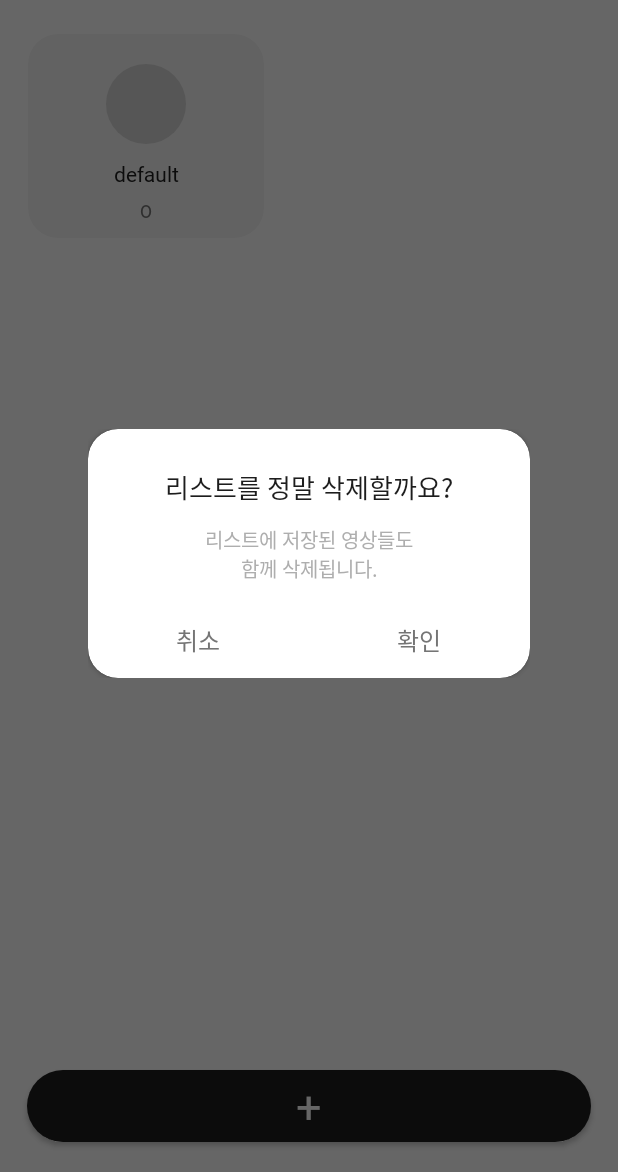
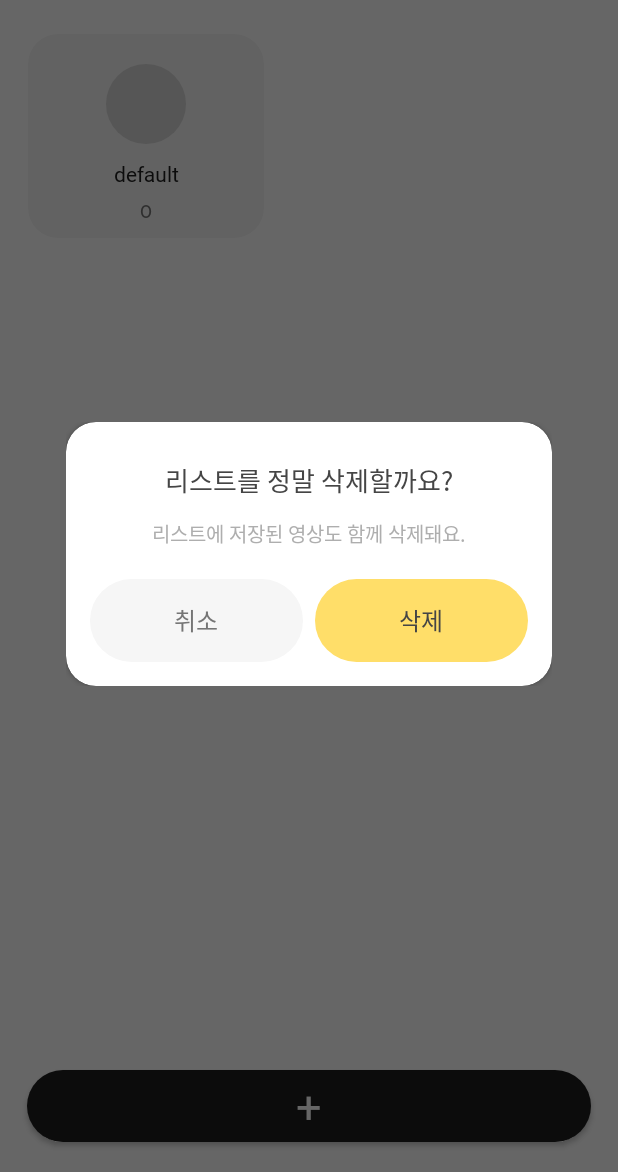
Before and after one commit to Forkie-Player/Forkie-Player-Android, an Android app: the fragment FragmentPlaylistDeleteDialog placed in its activity, on a phone screen of 412 x 824 dp, the part 64-1236 px from its top. Run offline under Robolectric (Android 15) with nearby library versions, the phone set to English and light mode, and no system bars.

Commit message:
[FIX] Change delete dialog style

```diff
--- a/app/src/main/res/drawable/solid_button_dialog_selector.xml
+++ /dev/null
@@ -1,25 +0,0 @@
-<?xml version="1.0" encoding="utf-8"?>
-<selector xmlns:android="http://schemas.android.com/apk/res/android">
-    <item android:state_pressed="true">
-        <shape>
-            <solid android:color="#c4c4c4" />
-            <padding
-                android:bottom="0dp"
-                android:left="0dp"
-                android:right="0dp"
-                android:top="0dp" />
-        </shape>
-    </item>
-
-    <item android:state_pressed="false">
-        <shape>
-            <solid android:color="@android:color/transparent" />
-            <padding
-                android:bottom="0dp"
-                android:left="0dp"
-                android:right="0dp"
-                android:top="0dp" />
-        </shape>
-    </item>
-
-</selector>
--- /dev/null
+++ b/app/src/main/res/drawable/solid_button_no.xml
@@ -0,0 +1,5 @@
+<?xml version="1.0" encoding="utf-8"?>
+<shape xmlns:android="http://schemas.android.com/apk/res/android">
+    <solid android:color="@color/forkie_g1"/>
+    <corners android:radius="100dp"/>
+</shape>
--- /dev/null
+++ b/app/src/main/res/drawable/solid_button_yes.xml
@@ -0,0 +1,5 @@
+<?xml version="1.0" encoding="utf-8"?>
+<shape xmlns:android="http://schemas.android.com/apk/res/android">
+    <solid android:color="@color/forkie_yellow"/>
+    <corners android:radius="100dp"/>
+</shape>
--- a/app/src/main/res/layout/fragment_playlist_delete_dialog.xml
+++ b/app/src/main/res/layout/fragment_playlist_delete_dialog.xml
@@ -19,7 +19,7 @@
             android:layout_marginEnd="51dp"
             android:fontFamily="@font/pretendard_semibold"
             android:text="리스트를 정말 삭제할까요?"
-            android:textColor="@color/forkie_b1"
+            android:textColor="@color/forkie_g5"
             android:textSize="17sp"
             app:layout_constraintEnd_toEndOf="parent"
             app:layout_constraintStart_toStartOf="parent"
@@ -30,52 +30,50 @@
             android:layout_width="wrap_content"
             android:layout_height="wrap_content"
             android:layout_marginTop="12dp"
-            android:fontFamily="@font/pretendard_regular"
+            android:fontFamily="@font/pretendard_medium"
             android:gravity="center_horizontal"
-            android:text="리스트에 저장된 영상들도\n함께 삭제됩니다."
+            android:text="리스트에 저장된 영상도 함께 삭제돼요."
             android:textColor="@color/forkie_g3"
             android:textSize="13sp"
             app:layout_constraintEnd_toEndOf="parent"
             app:layout_constraintStart_toStartOf="parent"
             app:layout_constraintTop_toBottomOf="@+id/tv_title" />
 
-        <LinearLayout
-            android:layout_width="0dp"
-            android:layout_height="wrap_content"
-            android:layout_marginTop="13dp"
-            android:orientation="horizontal"
+        <androidx.appcompat.widget.AppCompatButton
+            android:id="@+id/btn_cancel"
+            android:layout_width="142dp"
+            android:layout_height="55dp"
+            android:layout_marginStart="16dp"
+            android:layout_marginTop="20dp"
+            android:layout_marginEnd="8dp"
+            android:layout_marginBottom="16dp"
+            android:background="@drawable/solid_button_no"
+            android:fontFamily="@font/pretendard_medium"
+            android:outlineProvider="none"
+            android:text="취소"
+            android:textColor="@color/forkie_g4"
+            android:textSize="16sp"
+            app:layout_constraintBottom_toBottomOf="parent"
+            app:layout_constraintEnd_toStartOf="@+id/btn_delete"
+            app:layout_constraintStart_toStartOf="parent"
+            app:layout_constraintTop_toBottomOf="@+id/tv_description" />
+
+        <androidx.appcompat.widget.AppCompatButton
+            android:id="@+id/btn_delete"
+            android:layout_width="142dp"
+            android:layout_height="55dp"
+            android:layout_marginTop="20dp"
+            android:layout_marginEnd="16dp"
+            android:layout_marginBottom="16dp"
+            android:background="@drawable/solid_button_yes"
+            android:fontFamily="@font/pretendard_medium"
+            android:outlineProvider="none"
+            android:text="삭제"
+            android:textColor="@color/forkie_g5"
+            android:textSize="16sp"
             app:layout_constraintBottom_toBottomOf="parent"
             app:layout_constraintEnd_toEndOf="parent"
-            app:layout_constraintStart_toStartOf="parent"
-            app:layout_constraintTop_toBottomOf="@+id/tv_description">
-
-            <androidx.appcompat.widget.AppCompatButton
-                android:id="@+id/btn_cancel"
-                android:layout_width="0dp"
-                android:layout_height="50dp"
-                android:layout_weight="1"
-                android:background="@drawable/solid_button_dialog_selector"
-                android:fontFamily="@font/pretendard_regular"
-                android:minWidth="0dp"
-                android:minHeight="0dp"
-                android:text="취소"
-                android:textColor="@color/forkie_g4"
-                android:textSize="16sp" />
-
-            <androidx.appcompat.widget.AppCompatButton
-                android:id="@+id/btn_delete"
-                android:layout_width="0dp"
-                android:layout_height="50dp"
-                android:layout_weight="1"
-                android:background="@drawable/solid_button_dialog_selector"
-                android:fontFamily="@font/pretendard_regular"
-                android:minWidth="0dp"
-                android:minHeight="0dp"
-                android:text="확인"
-                android:textColor="@color/forkie_g4"
-                android:textSize="16sp" />
-
-        </LinearLayout>
+            app:layout_constraintTop_toBottomOf="@+id/tv_description" />
 
     </androidx.constraintlayout.widget.ConstraintLayout>
 
--- a/app/src/main/res/values/colors.xml
+++ b/app/src/main/res/values/colors.xml
@@ -10,7 +10,7 @@
 
     <!-- Forkie Player 브랜딩 컬러 -->
     <color name="forkie_b1">#1D1D1D</color>
-    <color name="forkie_yellow">#FFD169</color>
+    <color name="forkie_yellow">#FFDE69</color>
     <color name="forkie_white">#FFFFFF</color>
     <color name="forkie_g1">#F6F6F6</color>
     <color name="forkie_g2">#D7D7D7</color>
```
